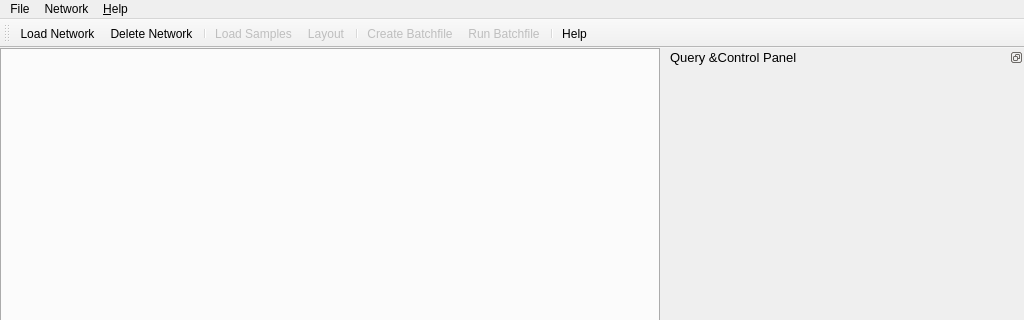
This is gui/mainwindow.ui in unisb-bioinf/causaltrail as Qt 5 draws it before an edit; both pictures show x 0 to 1024 and y 0 to 320 of the 1024 by 822 pixel window. The edited form follows.
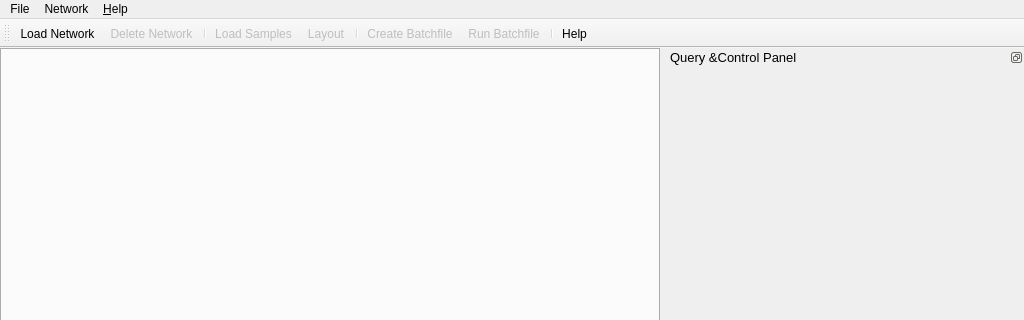
This is the edited form. Icons and pictures are not drawn. Custom widgets are drawn as their Qt base class.

Commit message:
Improve action initialization and update
Now only the actions that actually apply to a situation are enabled.

What changed in the file:
```diff
--- a/gui/mainwindow.ui
+++ b/gui/mainwindow.ui
@@ -395,6 +395,9 @@
    </property>
   </action>
   <action name="actionDeleteNetwork">
+   <property name="enabled">
+    <bool>false</bool>
+   </property>
    <property name="icon">
     <iconset theme="document-close">
      <normaloff/>
```
Left out of the diff: 36 changed lines with no effect on the pictures. The commit also changes 1 other file.
